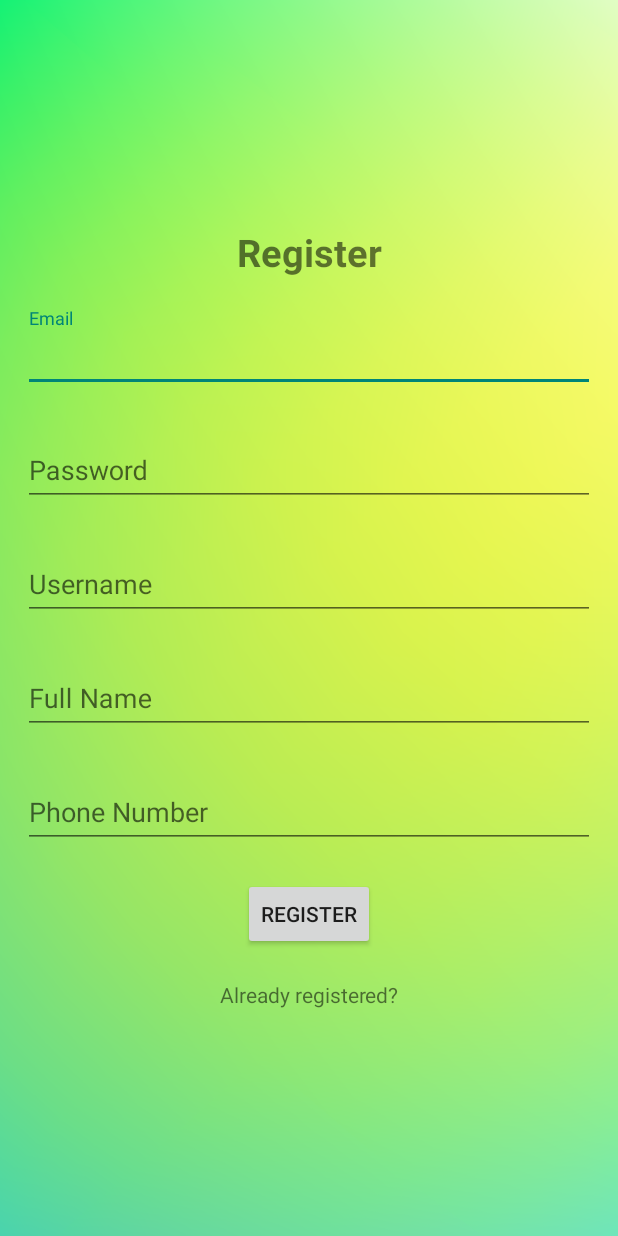
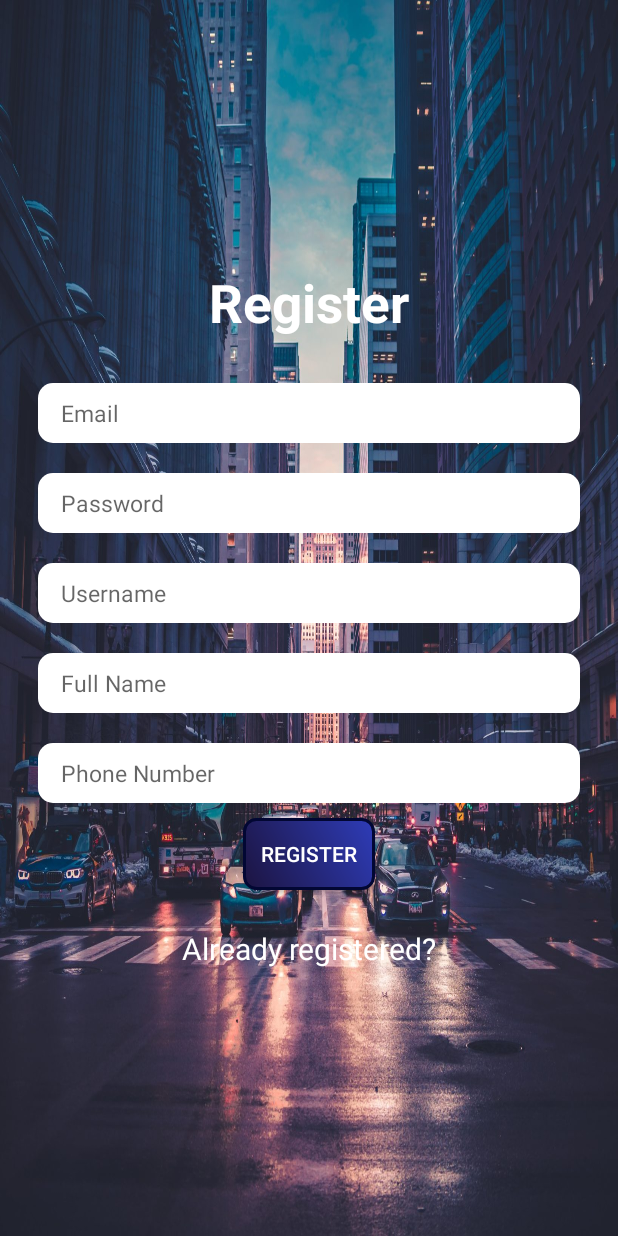
Before and after one commit to TejasBudhwal/location_app, an Android app: the screen it shows after launch (RegisterActivity), after a tap on "Sign Up", on a phone screen of 412 x 824 dp. Run offline under Robolectric (Android 15) with nearby library versions, the light colour scheme and no system bars; our stand-ins replace Firebase (no records; nobody signed in at launch, a user with empty details on screens opened directly); 1 other tap on this screen came first.

Commit message:
Some UI and Layout changes

```diff
--- a/app/src/main/java/com/example/evchargingstationlocator/LoginActivity.java
+++ b/app/src/main/java/com/example/evchargingstationlocator/LoginActivity.java
@@ -8,6 +8,7 @@ import android.os.Bundle;
 import android.text.TextUtils;
 import android.view.View;
 import android.widget.Button;
+import android.widget.EditText;
 import android.widget.ProgressBar;
 import android.widget.TextView;
 import android.widget.Toast;
@@ -21,7 +22,7 @@ import com.google.firebase.auth.FirebaseUser;
 
 public class LoginActivity extends AppCompatActivity {
 
-    TextInputEditText editTextEmail, editTextPassword;
+    EditText editTextEmail, editTextPassword;
     Button buttonLogin;
     FirebaseAuth mAuth;
     ProgressBar progressBar;
--- a/app/src/main/java/com/example/evchargingstationlocator/PostActivity.java
+++ b/app/src/main/java/com/example/evchargingstationlocator/PostActivity.java
@@ -186,7 +186,7 @@ public class PostActivity extends AppCompatActivity {
         }).addOnFailureListener(new OnFailureListener() {
             @Override
             public void onFailure(@NonNull Exception e) {
-                Toast.makeText(PostActivity.this, "An error occured", Toast.LENGTH_SHORT).show();
+                //Toast.makeText(PostActivity.this, "An error occured", Toast.LENGTH_SHORT).show();
             }
         });
 
--- a/app/src/main/java/com/example/evchargingstationlocator/ProfileActivity.java
+++ b/app/src/main/java/com/example/evchargingstationlocator/ProfileActivity.java
@@ -74,7 +74,7 @@ public class ProfileActivity extends AppCompatActivity {
                             String userID = snapshot.getKey();
 
                             // Now you have obtained the userID
-                            Toast.makeText(ProfileActivity.this, "User ID: " + userID, Toast.LENGTH_SHORT).show();
+                            //Toast.makeText(ProfileActivity.this, "User ID: " + userID, Toast.LENGTH_SHORT).show();
 
                             // Retrieve other user information using this userID if needed
                             // For example:
--- a/app/src/main/java/com/example/evchargingstationlocator/RegisterActivity.java
+++ b/app/src/main/java/com/example/evchargingstationlocator/RegisterActivity.java
@@ -9,6 +9,7 @@ import android.text.TextUtils;
 import android.util.Log;
 import android.view.View;
 import android.widget.Button;
+import android.widget.EditText;
 import android.widget.ProgressBar;
 import android.widget.TextView;
 import android.widget.Toast;
@@ -28,7 +29,7 @@ import java.util.HashMap;
 
 public class RegisterActivity extends AppCompatActivity {
 
-    TextInputEditText editTextEmail, editTextPassword, editTextPhone, editTextName, editTextUsername;
+    EditText editTextEmail, editTextPassword, editTextPhone, editTextName, editTextUsername;
     Button buttonRegister;
     FirebaseAuth mAuth;
     ProgressBar progressBar;
--- a/app/src/main/res/layout/activity_profile.xml
+++ b/app/src/main/res/layout/activity_profile.xml
@@ -14,7 +14,7 @@
         android:layout_width="wrap_content"
         android:layout_height="wrap_content"
         android:text="Back"
-        android:background="@color/black"
+        android:background="@drawable/custom_button_background"
         android:textColor="@color/white"/>
 
     <TextView
--- a/app/src/main/res/layout/activity_register.xml
+++ b/app/src/main/res/layout/activity_register.xml
@@ -6,7 +6,7 @@
     android:layout_height="match_parent"
     android:orientation="vertical"
     tools:context=".RegisterActivity"
-    android:background="@drawable/bg">
+    android:background="@drawable/buildings2">
 
     <LinearLayout
         android:layout_width="match_parent"
@@ -19,79 +19,98 @@
             android:id="@+id/RegisterHead"
             android:layout_width="match_parent"
             android:layout_height="wrap_content"
-            android:textSize="25sp"
+            android:textSize="35sp"
             android:textStyle="bold"
             android:layout_marginBottom="20dp"
             android:gravity="center"
-            android:text="@string/register" />
+            android:text="@string/register"
+            android:textColor="@color/white"/>
 
-        <com.google.android.material.textfield.TextInputLayout
+        <EditText
+            android:id="@+id/email"
             android:layout_width="match_parent"
-            android:layout_height="wrap_content"
-            android:paddingBottom="20dp" >
-            <com.google.android.material.textfield.TextInputEditText
-                android:id="@+id/email"
-                android:hint="@string/email"
-                android:layout_width="match_parent"
-                android:layout_height="wrap_content" />
-        </com.google.android.material.textfield.TextInputLayout>
+            android:layout_height="40dp"
+            android:background="@drawable/rounded_edittext"
+            android:backgroundTint="@color/white"
+            android:ems="10"
+            android:textSize="15sp"
+            android:layout_margin="10dp"
+            android:hint="Email"
+            android:inputType="text"
+            android:textColor="@color/black"
+            android:paddingStart="15dp"/>
 
-        <com.google.android.material.textfield.TextInputLayout
+        <EditText
+            android:id="@+id/password"
             android:layout_width="match_parent"
-            android:layout_height="wrap_content"
-            android:paddingBottom="20dp" >
-            <com.google.android.material.textfield.TextInputEditText
-                android:id="@+id/password"
-                android:hint="@string/password"
-                android:layout_width="match_parent"
-                android:layout_height="wrap_content"
-                android:inputType="textPassword"/>
-        </com.google.android.material.textfield.TextInputLayout>
+            android:layout_height="40dp"
+            android:background="@drawable/rounded_edittext"
+            android:backgroundTint="@color/white"
+            android:ems="10"
+            android:textSize="15sp"
+            android:layout_margin="10dp"
+            android:hint="Password"
+            android:inputType="text"
+            android:textColor="@color/black"
+            android:paddingStart="15dp"/>
 
-        <com.google.android.material.textfield.TextInputLayout
+        <EditText
+            android:id="@+id/userName"
             android:layout_width="match_parent"
-            android:layout_height="wrap_content"
-            android:paddingBottom="20dp" >
-            <com.google.android.material.textfield.TextInputEditText
-                android:id="@+id/userName"
-                android:hint="@string/username"
-                android:layout_width="match_parent"
-                android:layout_height="wrap_content" />
-        </com.google.android.material.textfield.TextInputLayout>
+            android:layout_height="40dp"
+            android:background="@drawable/rounded_edittext"
+            android:backgroundTint="@color/white"
+            android:ems="10"
+            android:textSize="15sp"
+            android:layout_margin="10dp"
+            android:hint="Username"
+            android:inputType="text"
+            android:textColor="@color/black"
+            android:paddingStart="15dp"/>
 
-        <com.google.android.material.textfield.TextInputLayout
+        <EditText
+            android:id="@+id/fullName"
             android:layout_width="match_parent"
-            android:layout_height="wrap_content"
-            android:paddingBottom="20dp" >
-            <com.google.android.material.textfield.TextInputEditText
-                android:id="@+id/fullName"
-                android:hint="@string/full_name"
-                android:layout_width="match_parent"
-                android:layout_height="wrap_content" />
-        </com.google.android.material.textfield.TextInputLayout>
+            android:layout_height="40dp"
+            android:background="@drawable/rounded_edittext"
+            android:backgroundTint="@color/white"
+            android:ems="10"
+            android:textSize="15sp"
+            android:layout_margin="10dp"
+            android:hint="Full Name"
+            android:inputType="text"
+            android:textColor="@color/black"
+            android:paddingStart="15dp"/>
 
-        <com.google.android.material.textfield.TextInputLayout
+        <EditText
+            android:id="@+id/phoneNumber"
             android:layout_width="match_parent"
-            android:layout_height="wrap_content"
-            android:paddingBottom="20dp" >
-            <com.google.android.material.textfield.TextInputEditText
-                android:id="@+id/phoneNumber"
-                android:hint="@string/phone_number"
-                android:layout_width="match_parent"
-                android:layout_height="wrap_content" />
-        </com.google.android.material.textfield.TextInputLayout>
+            android:layout_height="40dp"
+            android:background="@drawable/rounded_edittext"
+            android:backgroundTint="@color/white"
+            android:ems="10"
+            android:textSize="15sp"
+            android:layout_margin="10dp"
+            android:hint="Phone Number"
+            android:inputType="text"
+            android:textColor="@color/black"
+            android:paddingStart="15dp"/>
 
         <Button
             android:id="@+id/btn_register"
             android:text="@string/register"
             android:layout_width="wrap_content"
-            android:layout_height="wrap_content" />
+            android:layout_height="wrap_content"
+            android:textColor="@color/white"
+            android:background="@drawable/custom_button_background"/>
 
         <TextView
             android:id="@+id/loginNow"
             android:text="@string/already_registered"
-            android:layout_marginTop="20dp"
+            android:layout_marginTop="25dp"
             android:gravity="center"
+            android:textSize="20sp"
+            android:textColor="@color/white"
             android:layout_width="match_parent"
             android:layout_height="wrap_content" />
 
```
Also changed, not shown: app/src/main/res/layout/activity_login.xml (+32 -22 lines).
